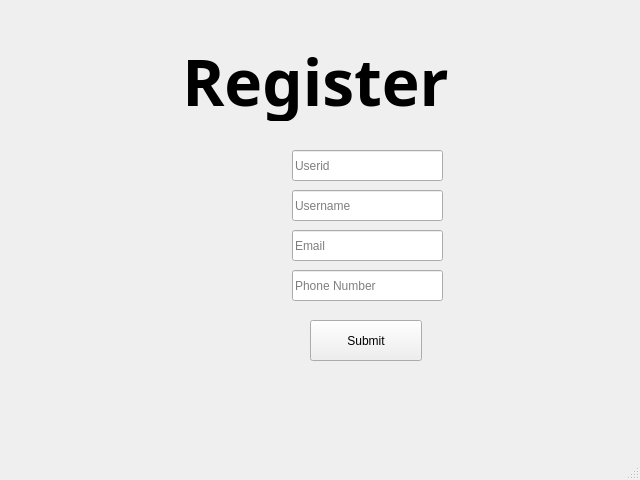
First picture: the form in register.ui, repository minhaeun/Database, before the edit.
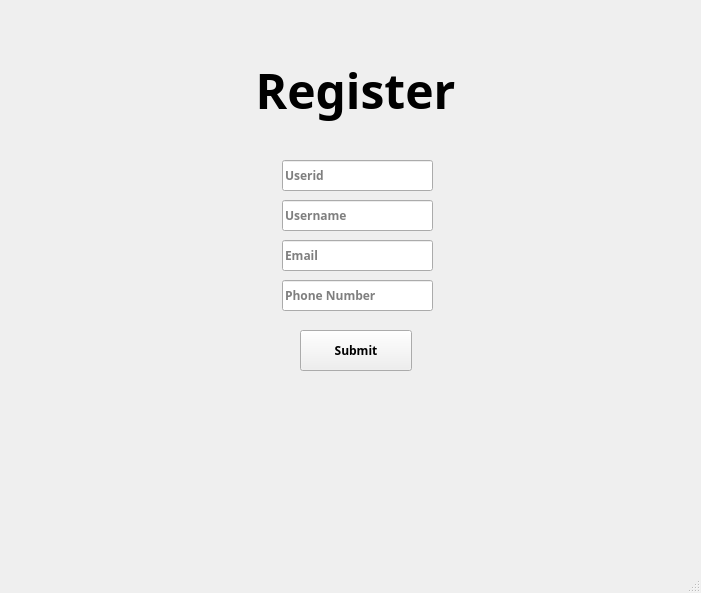
Second picture: the form after the edit. Icons and pictures are not drawn.

```diff
--- a/register.ui
+++ b/register.ui
@@ -6,8 +6,8 @@
    <rect>
     <x>0</x>
     <y>0</y>
-    <width>640</width>
-    <height>480</height>
+    <width>701</width>
+    <height>593</height>
    </rect>
   </property>
   <property name="windowTitle">
@@ -17,7 +17,7 @@
    <widget class="QLabel" name="label">
     <property name="geometry">
      <rect>
-      <x>190</x>
+      <x>170</x>
       <y>190</y>
       <width>80</width>
       <height>80</height>
@@ -36,12 +36,19 @@
    <widget class="QLineEdit" name="lineEdit">
     <property name="geometry">
      <rect>
-      <x>292</x>
-      <y>190</y>
+      <x>282</x>
+      <y>200</y>
       <width>151</width>
       <height>31</height>
      </rect>
     </property>
+    <property name="font">
+     <font>
+      <family>나눔고딕</family>
+      <weight>75</weight>
+      <bold>true</bold>
+     </font>
+    </property>
     <property name="placeholderText">
      <string>Username</string>
     </property>
@@ -49,12 +56,19 @@
    <widget class="QLineEdit" name="lineEdit_2">
     <property name="geometry">
      <rect>
-      <x>292</x>
-      <y>230</y>
+      <x>282</x>
+      <y>240</y>
       <width>151</width>
       <height>31</height>
      </rect>
     </property>
+    <property name="font">
+     <font>
+      <family>나눔고딕</family>
+      <weight>75</weight>
+      <bold>true</bold>
+     </font>
+    </property>
     <property name="placeholderText">
      <string>Email</string>
     </property>
@@ -62,12 +76,19 @@
    <widget class="QLineEdit" name="lineEdit_3">
     <property name="geometry">
      <rect>
-      <x>292</x>
-      <y>270</y>
+      <x>282</x>
+      <y>280</y>
       <width>151</width>
       <height>31</height>
      </rect>
     </property>
+    <property name="font">
+     <font>
+      <family>나눔고딕</family>
+      <weight>75</weight>
+      <bold>true</bold>
+     </font>
+    </property>
     <property name="placeholderText">
      <string>Phone Number</string>
     </property>
@@ -75,12 +96,19 @@
    <widget class="QLineEdit" name="lineEdit_4">
     <property name="geometry">
      <rect>
-      <x>292</x>
-      <y>150</y>
+      <x>282</x>
+      <y>160</y>
       <width>151</width>
       <height>31</height>
      </rect>
     </property>
+    <property name="font">
+     <font>
+      <family>나눔고딕</family>
+      <weight>75</weight>
+      <bold>true</bold>
+     </font>
+    </property>
     <property name="placeholderText">
      <string>Userid</string>
     </property>
@@ -88,16 +116,16 @@
    <widget class="QLabel" name="label_2">
     <property name="geometry">
      <rect>
-      <x>170</x>
-      <y>40</y>
+      <x>210</x>
+      <y>50</y>
       <width>291</width>
       <height>81</height>
      </rect>
     </property>
     <property name="font">
      <font>
-      <family>Nanum Gothic</family>
-      <pointsize>48</pointsize>
+      <family>메이플스토리</family>
+      <pointsize>36</pointsize>
       <weight>75</weight>
       <italic>false</italic>
       <bold>true</bold>
@@ -113,12 +141,19 @@
    <widget class="QPushButton" name="pushButton">
     <property name="geometry">
      <rect>
-      <x>310</x>
-      <y>320</y>
+      <x>300</x>
+      <y>330</y>
       <width>112</width>
       <height>41</height>
      </rect>
     </property>
+    <property name="font">
+     <font>
+      <family>나눔고딕</family>
+      <weight>75</weight>
+      <bold>true</bold>
+     </font>
+    </property>
     <property name="text">
      <string>Submit</string>
     </property>
```
Left out of the diff: 4 changed lines with no effect on the pictures.
